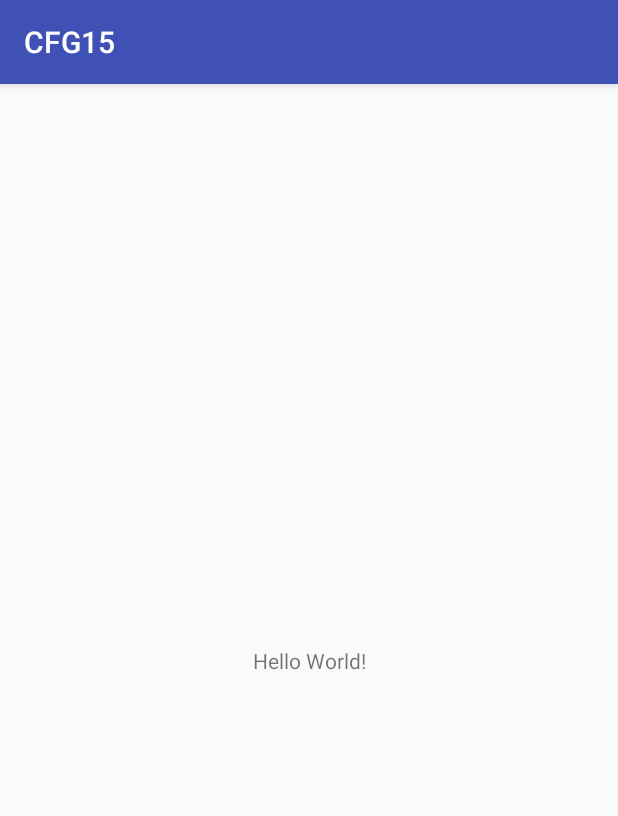
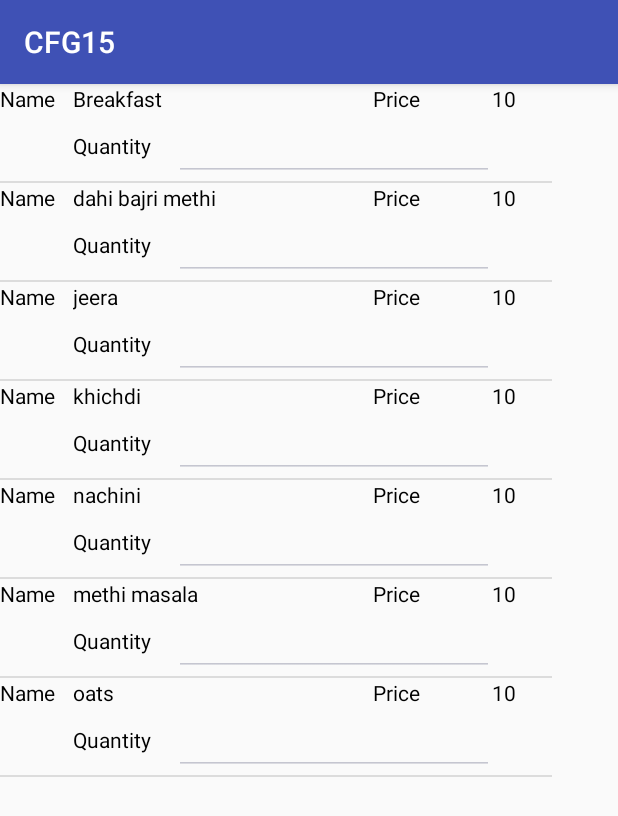
Before and after one commit to Mumbai2017/team-15, an Android app: the screen it shows after launch (MainActivity before the commit, PlaceOrder after it), on a phone screen of 412 x 824 dp. Shown: the top 816 px of the screen. Run offline under Robolectric (Android 15) with nearby library versions, the phone set to English and light mode, and no system bars.

Commit message:
place order module v1

```diff
--- a/app/src/main/AndroidManifest.xml
+++ b/app/src/main/AndroidManifest.xml
@@ -10,13 +10,15 @@
         android:supportsRtl="true"
         android:theme="@style/AppTheme">
         <activity android:name=".MainActivity">
+
+        </activity>
+        <activity android:name="orderPlace.PlaceOrder">
             <intent-filter>
                 <action android:name="android.intent.action.MAIN" />
 
                 <category android:name="android.intent.category.LAUNCHER" />
             </intent-filter>
         </activity>
-        <activity android:name="orderPlace.PlaceOrder"></activity>
     </application>
 
 </manifest>
--- a/app/src/main/java/com/example/admin/cfg15/MainActivity.java
+++ b/app/src/main/java/com/example/admin/cfg15/MainActivity.java
@@ -1,18 +1,26 @@
 package com.example.admin.cfg15;
 
+import android.content.Context;
 import android.support.v7.app.AppCompatActivity;
 import android.os.Bundle;
+import android.view.LayoutInflater;
+import android.view.View;
+import android.view.ViewGroup;
+import android.widget.BaseAdapter;
 import android.widget.ListView;
+import android.widget.TextView;
+
+import java.util.ArrayList;
+
+import orderPlace.Item;
 
 public class MainActivity extends AppCompatActivity {
 
-    ListView menu;
+
     @Override
     protected void onCreate(Bundle savedInstanceState) {
         super.onCreate(savedInstanceState);
         setContentView(R.layout.activity_main);
-        menu= (ListView) findViewById(R.id.menuList);
-
     }
 
 
--- a/app/src/main/java/orderPlace/Item.java
+++ b/app/src/main/java/orderPlace/Item.java
@@ -6,6 +6,7 @@ package orderPlace;
 
 public class Item {
 
+    int id;
     String name;
     int price;
     int quantity;
--- a/app/src/main/java/orderPlace/PlaceOrder.java
+++ b/app/src/main/java/orderPlace/PlaceOrder.java
@@ -1,17 +1,26 @@
 package orderPlace;
 
+import android.content.Context;
 import android.support.v7.app.AppCompatActivity;
 import android.os.Bundle;
+import android.view.LayoutInflater;
+import android.view.View;
+import android.view.ViewGroup;
+import android.widget.BaseAdapter;
+import android.widget.ListView;
+import android.widget.TextView;
 
 import com.example.admin.cfg15.R;
 
+import java.util.ArrayList;
 import java.util.LinkedList;
 import java.util.List;
 
 public class PlaceOrder extends AppCompatActivity {
 
 
-    List<Item> items=new LinkedList<>();
+    ArrayList<Item> items=new ArrayList<>();
+    ListView menu;
     @Override
     protected void onCreate(Bundle savedInstanceState) {
         super.onCreate(savedInstanceState);
@@ -23,6 +32,67 @@ public class PlaceOrder extends AppCompatActivity {
         items.add(new Item("nachini",10,0,0));
         items.add(new Item("methi masala",10,0,0));
         items.add(new Item("oats",10,0,0));
+
+        menu= (ListView) findViewById(R.id.menuList);
+
+        ItemListAdapter eventListAdapter=new ItemListAdapter(this.getApplicationContext(),items);
+        menu.setAdapter(eventListAdapter);
+    }
+    class ItemListAdapter extends BaseAdapter {
+
+        private Context context;
+        private ArrayList<Item> events;
+
+        public ItemListAdapter(Context context, ArrayList<Item> events) {
+            this.context = context;
+            this.events= events;
+        }
+
+        @Override
+        public int getCount() {
+            return events.size();
+        }
+
+        @Override
+        public Object getItem(int position) {
+            return events.get(position);
+        }
+
+        @Override
+        public long getItemId(int position) {
+            return 0;
+        }
+
+        @Override
+        public View getView(int position, View convertView, ViewGroup parent) {
+            View row=convertView;
+            MyViewHolder myViewHolder=null;
+            if(row==null){
+                LayoutInflater inflater= (LayoutInflater) context.getSystemService(Context.LAYOUT_INFLATER_SERVICE);
+                row=inflater.inflate(R.layout.single_row_order,parent,false);
+                myViewHolder=new MyViewHolder(row);
+                row.setTag(myViewHolder);
+            }else{
+                myViewHolder= (MyViewHolder) row.getTag();
+
+            }
+            Item event=events.get(position);
+            myViewHolder.text1.setText(event.getName());
+            myViewHolder.text2.setText(" "+event.getPrice());
+
+            return row;
+        }
+        class MyViewHolder{
+
+            TextView text1;
+            TextView text2;
+
+            public MyViewHolder(View v) {
+                text1= (TextView) v.findViewById(R.id.item_name);
+                text2= (TextView) v.findViewById(R.id.item_price);
+
+            }
+        }
     }
 
 
--- a/app/src/main/res/layout/activity_place_order.xml
+++ b/app/src/main/res/layout/activity_place_order.xml
@@ -11,5 +11,5 @@
         android:layout_width="368dp"
         android:layout_height="495dp"
         tools:layout_editor_absoluteX="8dp"
-        tools:layout_editor_absoluteY="8dp" />
+        tools:layout_editor_absoluteY="-73dp" />
 </android.support.constraint.ConstraintLayout>
--- a/app/src/main/res/layout/single_row_order.xml
+++ b/app/src/main/res/layout/single_row_order.xml
@@ -1,11 +1,14 @@
 <?xml version="1.0" encoding="utf-8"?>
 <RelativeLayout xmlns:android="http://schemas.android.com/apk/res/android"
     android:layout_width="match_parent" android:layout_height="wrap_content">
+
     <RelativeLayout
         android:layout_width="match_parent"
         android:layout_height="wrap_content">
+
         <TextView
             android:id="@+id/textView"
+            android:textColor="@android:color/background_dark"
             android:layout_width="wrap_content"
             android:layout_height="wrap_content"
             android:layout_alignParentStart="true"
@@ -14,15 +17,17 @@
 
         <TextView
             android:id="@+id/textView2"
+            android:textColor="@android:color/background_dark"
             android:layout_width="wrap_content"
             android:layout_height="wrap_content"
+            android:layout_alignParentEnd="true"
+            android:layout_alignParentTop="true"
             android:layout_marginEnd="88dp"
-        android:text="Price"
-        android:layout_alignParentTop="true"
-        android:layout_alignParentEnd="true" />
+            android:text="Price" />
 
         <TextView
             android:id="@+id/item_name"
+            android:textColor="@android:color/background_dark"
             android:layout_width="wrap_content"
             android:layout_height="wrap_content"
             android:layout_alignParentTop="true"
@@ -32,6 +37,7 @@
 
         <TextView
             android:id="@+id/item_price"
+            android:textColor="@android:color/background_dark"
             android:layout_width="wrap_content"
             android:layout_height="wrap_content"
             android:layout_alignParentEnd="true"
@@ -41,6 +47,7 @@
 
         <TextView
             android:id="@+id/textView5"
+            android:textColor="@android:color/background_dark"
             android:layout_width="wrap_content"
             android:layout_height="wrap_content"
             android:layout_alignStart="@+id/item_name"
@@ -50,6 +57,8 @@
 
         <EditText
             android:id="@+id/item_quanity"
+            android:textColor="@android:color/background_dark"
+
             android:layout_width="wrap_content"
             android:layout_height="wrap_content"
             android:layout_below="@+id/textView2"
```
Lines whose indentation alone changed are shown as unchanged.
